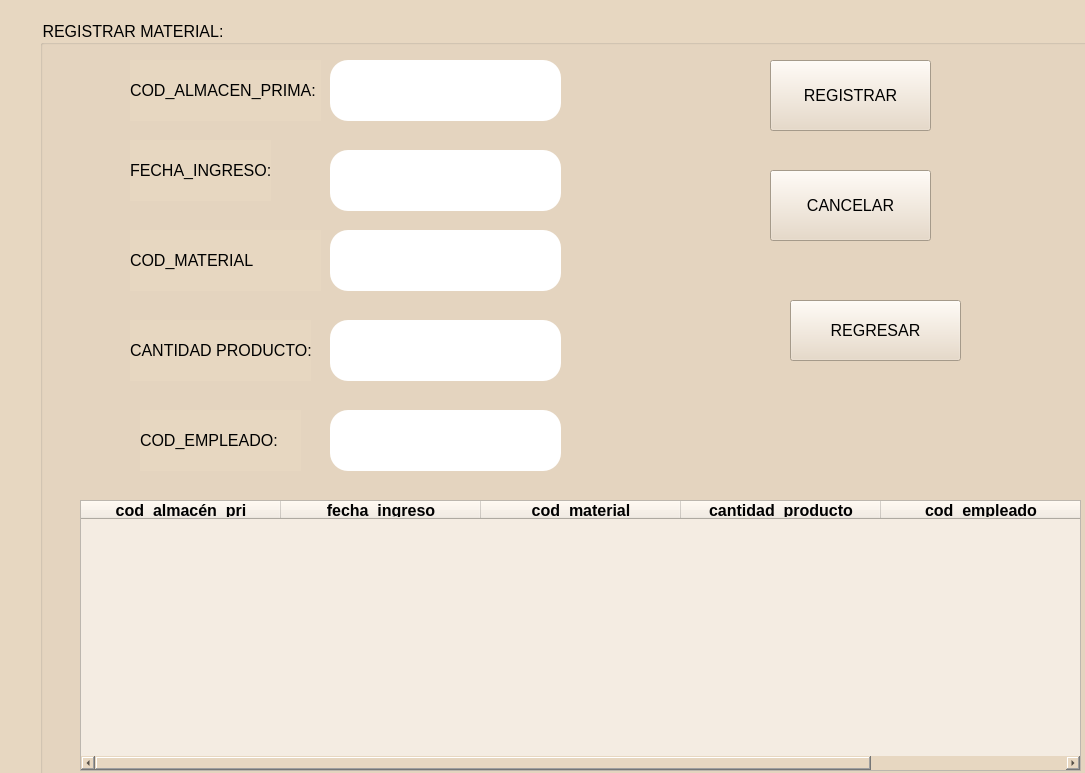
Before: the Qt Designer form view/almacenprima.ui in arturito76/proyecto, drawn with Qt 5.
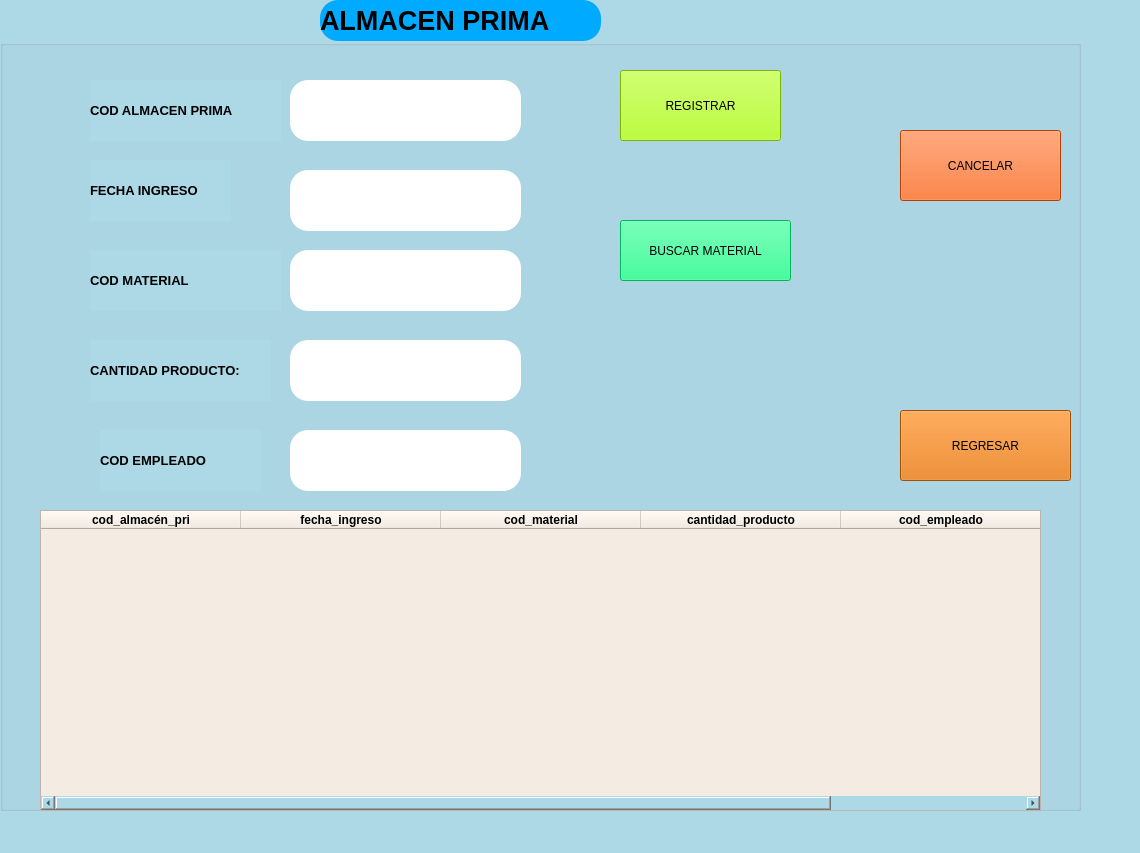
After: the same form once the commit is applied.

The edit to the form file:
```diff
--- a/view/almacenprima.ui
+++ b/view/almacenprima.ui
@@ -6,22 +6,24 @@
    <rect>
     <x>0</x>
     <y>0</y>
-    <width>1085</width>
-    <height>773</height>
+    <width>1140</width>
+    <height>853</height>
    </rect>
   </property>
   <property name="windowTitle">
    <string>MainWindow</string>
   </property>
   <property name="styleSheet">
-   <string notr="true">background-color: rgb(231, 215, 193);</string>
+   <string notr="true">background-color: #ADD8E6; /* Azul Claro */
+
+</string>
   </property>
   <widget class="QWidget" name="centralwidget">
    <widget class="QGroupBox" name="groupBox">
     <property name="geometry">
      <rect>
-      <x>40</x>
-      <y>20</y>
+      <x>0</x>
+      <y>40</y>
       <width>1081</width>
       <height>771</height>
      </rect>
@@ -29,15 +31,15 @@
     <property name="font">
      <font>
       <family>Arial</family>
-      <pointsize>-1</pointsize>
      </font>
     </property>
     <property name="styleSheet">
-     <string notr="true">font-family: &quot;Arial&quot;;  /* Tipo de letra Arial */
-font-size: 16px;  /* Tamaño de letra de 16 píxeles */</string>
+     <string notr="true">background-color: #ADD8E6; /* Azul Claro */
+
+</string>
     </property>
     <property name="title">
-     <string>REGISTRAR MATERIAL:</string>
+     <string/>
     </property>
     <property name="alignment">
      <set>Qt::AlignLeading|Qt::AlignLeft|Qt::AlignVCenter</set>
@@ -54,11 +56,13 @@
      <property name="font">
       <font>
        <family>Arial</family>
-       <pointsize>-1</pointsize>
+       <pointsize>10</pointsize>
+       <weight>75</weight>
+       <bold>true</bold>
       </font>
      </property>
      <property name="text">
-      <string>COD_ALMACEN_PRIMA:</string>
+      <string>COD ALMACEN PRIMA</string>
      </property>
      <property name="alignment">
       <set>Qt::AlignLeading|Qt::AlignLeft|Qt::AlignVCenter</set>
@@ -76,11 +80,13 @@
      <property name="font">
       <font>
        <family>Arial</family>
-       <pointsize>-1</pointsize>
+       <pointsize>10</pointsize>
+       <weight>75</weight>
+       <bold>true</bold>
       </font>
      </property>
      <property name="text">
-      <string>FECHA_INGRESO:</string>
+      <string>FECHA INGRESO</string>
      </property>
     </widget>
     <widget class="QLabel" name="label_3">
@@ -95,11 +101,13 @@
      <property name="font">
       <font>
        <family>Arial</family>
-       <pointsize>-1</pointsize>
+       <pointsize>10</pointsize>
+       <weight>75</weight>
+       <bold>true</bold>
       </font>
      </property>
      <property name="text">
-      <string>COD_MATERIAL</string>
+      <string>COD MATERIAL</string>
      </property>
     </widget>
     <widget class="QLabel" name="label_4">
@@ -114,7 +122,9 @@
      <property name="font">
       <font>
        <family>Arial</family>
-       <pointsize>-1</pointsize>
+       <pointsize>10</pointsize>
+       <weight>75</weight>
+       <bold>true</bold>
       </font>
      </property>
      <property name="text">
@@ -133,11 +143,13 @@
      <property name="font">
       <font>
        <family>Arial</family>
-       <pointsize>-1</pointsize>
+       <pointsize>10</pointsize>
+       <weight>75</weight>
+       <bold>true</bold>
       </font>
      </property>
      <property name="text">
-      <string>COD_EMPLEADO:</string>
+      <string>COD EMPLEADO</string>
      </property>
     </widget>
     <widget class="QLineEdit" name="codprima">
@@ -214,9 +226,9 @@
      <property name="geometry">
       <rect>
        <x>40</x>
-       <y>480</y>
+       <y>470</y>
        <width>1001</width>
-       <height>271</height>
+       <height>301</height>
       </rect>
      </property>
      <property name="styleSheet">
@@ -299,12 +311,15 @@
     <widget class="QPushButton" name="registrar">
      <property name="geometry">
       <rect>
-       <x>730</x>
-       <y>40</y>
+       <x>620</x>
+       <y>30</y>
        <width>161</width>
        <height>71</height>
       </rect>
      </property>
+     <property name="styleSheet">
+      <string notr="true">background-color: rgb(170, 255, 0);</string>
+     </property>
      <property name="text">
       <string>REGISTRAR</string>
      </property>
@@ -312,12 +327,15 @@
     <widget class="QPushButton" name="cancelar">
      <property name="geometry">
       <rect>
-       <x>730</x>
-       <y>150</y>
+       <x>900</x>
+       <y>90</y>
        <width>161</width>
        <height>71</height>
       </rect>
      </property>
+     <property name="styleSheet">
+      <string notr="true">background-color: rgb(255, 85, 0);</string>
+     </property>
      <property name="text">
       <string>CANCELAR</string>
      </property>
@@ -325,16 +343,60 @@
     <widget class="QPushButton" name="regresar2">
      <property name="geometry">
       <rect>
-       <x>750</x>
-       <y>280</y>
+       <x>900</x>
+       <y>370</y>
        <width>171</width>
-       <height>61</height>
+       <height>71</height>
       </rect>
      </property>
+     <property name="styleSheet">
+      <string notr="true">background-color: rgb(223, 111, 0);</string>
+     </property>
      <property name="text">
       <string>REGRESAR</string>
      </property>
     </widget>
+    <widget class="QPushButton" name="buscarmaterial">
+     <property name="geometry">
+      <rect>
+       <x>620</x>
+       <y>180</y>
+       <width>171</width>
+       <height>61</height>
+      </rect>
+     </property>
+     <property name="styleSheet">
+      <string notr="true">background-color: rgb(0, 255, 127);</string>
+     </property>
+     <property name="text">
+      <string>BUSCAR MATERIAL</string>
+     </property>
+    </widget>
+   </widget>
+   <widget class="QLabel" name="label_6">
+    <property name="geometry">
+     <rect>
+      <x>320</x>
+      <y>0</y>
+      <width>281</width>
+      <height>41</height>
+     </rect>
+    </property>
+    <property name="font">
+     <font>
+      <pointsize>20</pointsize>
+      <weight>75</weight>
+      <bold>true</bold>
+     </font>
+    </property>
+    <property name="styleSheet">
+     <string notr="true">background-color: rgb(0, 170, 255);
+
+Border-radius: 18px</string>
+    </property>
+    <property name="text">
+     <string>ALMACEN PRIMA</string>
+    </property>
    </widget>
   </widget>
  </widget>
```
